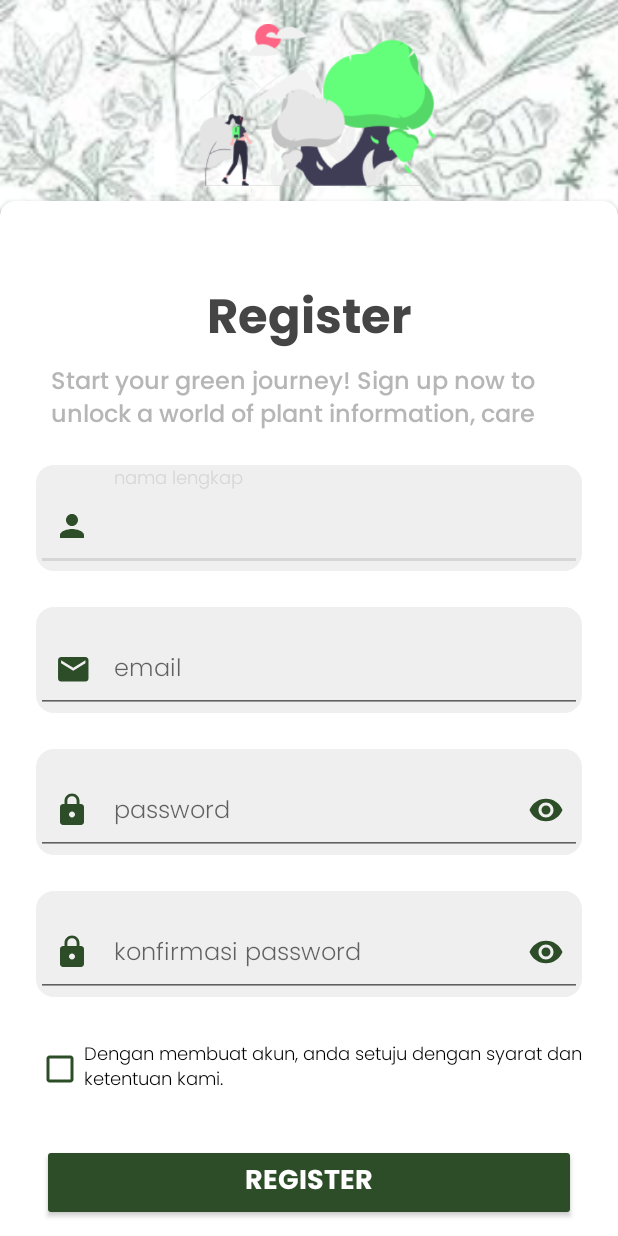
After one commit to plantherbs-id/mobile-app, an Android app: the layout activity_register.xml on its own in the app's theme, with its tools: preview values and no code run, on a phone screen of 412 x 824 dp. The commit adds this screen. Run offline under Robolectric (Android 15) with nearby library versions, the phone set to English and light mode, and no system bars.

Commit message:
update
update

```diff
--- a/app/src/main/java/com/plantherbs/app/HomeFragment.kt
+++ b/app/src/main/java/com/plantherbs/app/onboarding/home/HomeFragment.kt
@@ -1,4 +1,4 @@
-package com.plantherbs.app
+package com.plantherbs.app.onboarding.home
 
 import android.os.Bundle
 import android.view.LayoutInflater
--- /dev/null
+++ b/app/src/main/res/drawable/bg_input_editor.xml
@@ -0,0 +1,5 @@
+<?xml version="1.0" encoding="utf-8"?>
+<shape xmlns:android="http://schemas.android.com/apk/res/android">
+    <solid android:color="@color/neutral_50" />
+    <corners android:radius="12dp" />
+</shape>
--- /dev/null
+++ b/app/src/main/res/drawable/email_icon.xml
@@ -0,0 +1,10 @@
+<vector
+    android:height="23dp"
+    android:viewportHeight="23"
+    android:viewportWidth="23"
+    android:width="23dp"
+    xmlns:android="http://schemas.android.com/apk/res/android">
+    <path
+        android:fillColor="#2C4D28"
+        android:pathData="M20,4L4,4c-1.1,0 -1.99,0.9 -1.99,2L2,18c0,1.1 0.9,2 2,2h16c1.1,0 2,-0.9 2,-2L22,6c0,-1.1 -0.9,-2 -2,-2zM20,8l-8,5 -8,-5L4,6l8,5 8,-5v2z"/>
+</vector>
--- /dev/null
+++ b/app/src/main/res/drawable/lock_icon.xml
@@ -0,0 +1,10 @@
+<vector
+    android:height="24dp"
+    android:viewportHeight="24"
+    android:viewportWidth="24"
+    android:width="24dp"
+    xmlns:android="http://schemas.android.com/apk/res/android">
+    <path
+        android:fillColor="#2C4D28"
+        android:pathData="M18,8h-1L17,6c0,-2.76 -2.24,-5 -5,-5S7,3.24 7,6v2L6,8c-1.1,0 -2,0.9 -2,2v10c0,1.1 0.9,2 2,2h12c1.1,0 2,-0.9 2,-2L20,10c0,-1.1 -0.9,-2 -2,-2zM12,17c-1.1,0 -2,-0.9 -2,-2s0.9,-2 2,-2 2,0.9 2,2 -0.9,2 -2,2zM15.1,8L8.9,8L8.9,6c0,-1.71 1.39,-3.1 3.1,-3.1 1.71,0 3.1,1.39 3.1,3.1v2z"/>
+</vector>
--- /dev/null
+++ b/app/src/main/res/drawable/person_icon_300.xml
@@ -0,0 +1,5 @@
+<vector android:height="24dp" android:tint="#2C4D28"
+    android:viewportHeight="24" android:viewportWidth="24"
+    android:width="24dp" xmlns:android="http://schemas.android.com/apk/res/android">
+    <path android:fillColor="@android:color/white" android:pathData="M12,12c2.21,0 4,-1.79 4,-4s-1.79,-4 -4,-4 -4,1.79 -4,4 1.79,4 4,4zM12,14c-2.67,0 -8,1.34 -8,4v2h16v-2c0,-2.66 -5.33,-4 -8,-4z"/>
+</vector>
--- /dev/null
+++ b/app/src/main/res/font/poppins_light.xml
@@ -0,0 +1,7 @@
+<?xml version="1.0" encoding="utf-8"?>
+<font-family xmlns:app="http://schemas.android.com/apk/res-auto"
+    app:fontProviderAuthority="com.google.android.gms.fonts"
+    app:fontProviderPackage="com.google.android.gms"
+    app:fontProviderQuery="name=Poppins&amp;weight=300"
+    app:fontProviderCerts="@array/com_google_android_gms_fonts_certs">
+</font-family>
--- /dev/null
+++ b/app/src/main/res/font/poppins_medium.xml
@@ -0,0 +1,7 @@
+<?xml version="1.0" encoding="utf-8"?>
+<font-family xmlns:app="http://schemas.android.com/apk/res-auto"
+    app:fontProviderAuthority="com.google.android.gms.fonts"
+    app:fontProviderPackage="com.google.android.gms"
+    app:fontProviderQuery="name=Poppins&amp;weight=500"
+    app:fontProviderCerts="@array/com_google_android_gms_fonts_certs">
+</font-family>
--- /dev/null
+++ b/app/src/main/res/layout/acitvity_scanner.xml
@@ -0,0 +1,6 @@
+<?xml version="1.0" encoding="utf-8"?>
+<androidx.constraintlayout.widget.ConstraintLayout xmlns:android="http://schemas.android.com/apk/res/android"
+    android:layout_width="match_parent"
+    android:layout_height="match_parent">
+
+</androidx.constraintlayout.widget.ConstraintLayout>
--- a/app/src/main/res/layout/activity_main.xml
+++ b/app/src/main/res/layout/activity_main.xml
@@ -17,5 +17,5 @@
         app:layout_constraintHorizontal_bias="0.5"
         app:layout_constraintStart_toStartOf="parent"
         app:layout_constraintTop_toTopOf="parent"
-        app:navGraph="@navigation/my_nav" />
+        app:navGraph="@navigation/mobile_navigation" />
 </androidx.constraintlayout.widget.ConstraintLayout>
--- /dev/null
+++ b/app/src/main/res/layout/activity_register.xml
@@ -0,0 +1,274 @@
+<?xml version="1.0" encoding="utf-8"?>
+<androidx.core.widget.NestedScrollView xmlns:android="http://schemas.android.com/apk/res/android"
+    xmlns:app="http://schemas.android.com/apk/res-auto"
+    xmlns:tools="http://schemas.android.com/tools"
+    android:layout_width="match_parent"
+    android:layout_height="match_parent">
+
+    <androidx.constraintlayout.widget.ConstraintLayout
+        android:layout_width="match_parent"
+        android:layout_height="match_parent"
+        tools:context=".ui.RegisterActivity">
+
+        <ImageView
+            android:id="@+id/img_backgorund2"
+            android:layout_width="0dp"
+            android:layout_height="250dp"
+            android:scaleType="centerCrop"
+            app:layout_constraintEnd_toEndOf="parent"
+            app:layout_constraintStart_toStartOf="parent"
+            app:layout_constraintTop_toTopOf="parent"
+            app:srcCompat="@drawable/main_pattern_background" />
+
+        <ImageView
+            android:id="@+id/img_logo_long2"
+            android:layout_width="342dp"
+            android:layout_height="108dp"
+            android:layout_marginStart="40dp"
+            android:layout_marginTop="16dp"
+            android:scaleType="fitCenter"
+            app:layout_constraintStart_toStartOf="parent"
+            app:layout_constraintTop_toTopOf="parent"
+            app:srcCompat="@drawable/ic_register" />
+
+        <androidx.cardview.widget.CardView
+            android:id="@+id/cardViewRegister"
+            android:layout_width="0dp"
+            android:layout_height="wrap_content"
+            android:layout_marginTop="134dp"
+            app:cardCornerRadius="10dp"
+            app:layout_constraintBottom_toBottomOf="parent"
+            app:layout_constraintEnd_toEndOf="parent"
+            app:layout_constraintStart_toStartOf="parent"
+            app:layout_constraintTop_toTopOf="parent"
+            app:layout_constraintVertical_bias="1.0">
+
+            <androidx.constraintlayout.widget.ConstraintLayout
+                android:layout_width="match_parent"
+                android:layout_height="match_parent">
+
+                <TextView
+                    android:id="@+id/txtRegisterPage"
+                    android:layout_width="wrap_content"
+                    android:layout_height="wrap_content"
+                    android:layout_marginTop="52dp"
+                    android:fontFamily="@font/poppins_bold"
+                    android:letterSpacing="0"
+                    android:text="Register"
+                    android:textColor="@color/neutral_700"
+                    android:textSize="32sp"
+                    app:layout_constraintEnd_toEndOf="parent"
+                    app:layout_constraintStart_toStartOf="parent"
+                    app:layout_constraintTop_toTopOf="parent" />
+
+                <TextView
+                    android:id="@+id/txtRegisterPage2"
+                    android:layout_width="344dp"
+                    android:layout_height="44dp"
+                    android:fontFamily="@font/poppins_medium"
+                    android:letterSpacing="0"
+                    android:text="Start your green journey! Sign up now to unlock a world of plant information, care insights, and gardening tips"
+                    android:textColor="@color/neutral_200"
+                    android:textSize="16sp"
+                    app:layout_constraintEnd_toEndOf="parent"
+                    app:layout_constraintStart_toStartOf="parent"
+                    app:layout_constraintTop_toBottomOf="@+id/txtRegisterPage" />
+
+                <com.google.android.material.textfield.TextInputLayout
+                    android:id="@+id/txt_nama_lengkap"
+                    style="@style/TextInputLayoutStyle"
+                    android:layout_width="match_parent"
+                    android:layout_height="wrap_content"
+                    android:layout_marginStart="24dp"
+                    android:layout_marginTop="24dp"
+                    android:layout_marginEnd="24dp"
+                    android:background="@drawable/bg_input_editor"
+                    android:hint="nama lengkap"
+                    app:endIconMode="custom"
+                    app:hintAnimationEnabled="true"
+                    app:hintEnabled="true"
+                    app:layout_constraintEnd_toEndOf="parent"
+                    app:layout_constraintStart_toStartOf="parent"
+                    app:layout_constraintTop_toBottomOf="@+id/txtRegisterPage2"
+                    app:startIconDrawable="@drawable/person_icon_300"
+                    app:startIconTint="@color/main_300">
+
+                    <com.google.android.material.textfield.TextInputEditText
+                        android:id="@+id/input_nama_lengkap"
+                        android:layout_width="match_parent"
+                        android:layout_height="60dp"
+                        android:fontFamily="@font/poppins_light"
+                        android:inputType="textPersonName"
+                        android:letterSpacing="0"
+                        android:textColor="@color/main_300"
+                        android:textSize="16sp" />
+                </com.google.android.material.textfield.TextInputLayout>
+
+                <com.google.android.material.textfield.TextInputLayout
+                    android:id="@+id/txt_email"
+                    style="@style/TextInputLayoutStyle"
+                    android:layout_width="match_parent"
+                    android:layout_height="wrap_content"
+                    android:layout_marginStart="24dp"
+                    android:layout_marginTop="24dp"
+                    android:layout_marginEnd="24dp"
+                    android:background="@drawable/bg_input_editor"
+                    android:hint="email"
+                    app:endIconMode="custom"
+                    app:hintAnimationEnabled="true"
+                    app:hintEnabled="true"
+                    app:layout_constraintEnd_toEndOf="parent"
+                    app:layout_constraintStart_toStartOf="parent"
+                    app:layout_constraintTop_toBottomOf="@+id/txt_nama_lengkap"
+                    app:startIconDrawable="@drawable/email_icon"
+                    app:startIconTint="@color/main_300">
+
+                    <com.google.android.material.textfield.TextInputEditText
+                        android:id="@+id/input_email"
+                        android:layout_width="match_parent"
+                        android:layout_height="60dp"
+                        android:fontFamily="@font/poppins_light"
+                        android:letterSpacing="0"
+                        android:textColor="@color/main_300"
+                        android:textSize="16sp" />
+                </com.google.android.material.textfield.TextInputLayout>
+
+                <com.google.android.material.textfield.TextInputLayout
+                    android:id="@+id/txt_password"
+                    style="@style/TextInputLayoutStyle"
+                    android:layout_width="match_parent"
+                    android:layout_height="wrap_content"
+                    android:layout_marginStart="24dp"
+                    android:layout_marginTop="24dp"
+                    android:layout_marginEnd="24dp"
+                    android:background="@drawable/bg_input_editor"
+                    android:hint="password"
+                    app:endIconMode="password_toggle"
+                    app:endIconTint="@color/main_300"
+                    app:hintAnimationEnabled="true"
+                    app:hintEnabled="true"
+                    app:layout_constraintEnd_toEndOf="parent"
+                    app:layout_constraintStart_toStartOf="parent"
+                    app:layout_constraintTop_toBottomOf="@+id/txt_email"
+                    app:startIconDrawable="@drawable/lock_icon"
+                    app:startIconTint="@color/main_300">
+
+                    <com.google.android.material.textfield.TextInputEditText
+                        android:id="@+id/input_password"
+                        android:layout_width="match_parent"
+                        android:layout_height="60dp"
+                        android:fontFamily="@font/poppins_light"
+                        android:inputType="textPassword"
+                        android:letterSpacing="0"
+                        android:textColor="@color/main_300"
+                        android:textSize="16sp" />
+                </com.google.android.material.textfield.TextInputLayout>
+
+                <com.google.android.material.textfield.TextInputLayout
+                    android:id="@+id/txt_konfirmasi_password"
+                    style="@style/TextInputLayoutStyle"
+                    android:layout_width="match_parent"
+                    android:layout_height="wrap_content"
+                    android:layout_marginStart="24dp"
+                    android:layout_marginTop="24dp"
+                    android:layout_marginEnd="24dp"
+                    android:background="@drawable/bg_input_editor"
+                    android:hint="konfirmasi password"
+                    app:endIconMode="password_toggle"
+                    app:endIconTint="@color/main_300"
+                    app:hintAnimationEnabled="true"
+                    app:hintEnabled="true"
+                    app:layout_constraintEnd_toEndOf="parent"
+                    app:layout_constraintStart_toStartOf="parent"
+                    app:layout_constraintTop_toBottomOf="@+id/txt_password"
+                    app:startIconDrawable="@drawable/lock_icon"
+                    app:startIconTint="@color/main_300">
+
+                    <com.google.android.material.textfield.TextInputEditText
+                        android:id="@+id/input_konfirmasi_password"
+                        android:layout_width="match_parent"
+                        android:layout_height="60dp"
+                        android:fontFamily="@font/poppins_light"
+                        android:inputType="textPassword"
+                        android:letterSpacing="0"
+                        android:textColor="@color/main_300"
+                        android:textSize="16sp" />
+                </com.google.android.material.textfield.TextInputLayout>
+
+                <CheckBox
+                    android:id="@+id/checkBox"
+                    android:layout_width="0dp"
+                    android:layout_height="wrap_content"
+                    android:layout_marginStart="24dp"
+                    android:layout_marginTop="24dp"
+                    android:layout_marginEnd="24dp"
+                    android:buttonTint="@color/main_300"
+                    android:checked="false"
+                    android:fontFamily="@font/poppins_light"
+                    android:minHeight="48dp"
+                    android:text="Dengan membuat akun, anda setuju dengan syarat dan ketentuan kami."
+                    android:textSize="12sp"
+                    app:layout_constraintEnd_toEndOf="parent"
+                    app:layout_constraintStart_toStartOf="parent"
+                    app:layout_constraintTop_toBottomOf="@+id/txt_konfirmasi_password" />
+
+                <Button
+                    android:id="@+id/btn_register"
+                    android:layout_width="0dp"
+                    android:layout_height="wrap_content"
+                    android:layout_marginStart="28dp"
+                    android:layout_marginTop="26dp"
+                    android:layout_marginEnd="28dp"
+                    android:backgroundTint="@color/main_300"
+                    android:fontFamily="@font/poppins_bold"
+                    android:letterSpacing="0"
+                    android:paddingTop="10dp"
+                    android:paddingBottom="10dp"
+                    android:text="Register"
+                    android:textColor="@color/neutral_white"
+                    android:textSize="18sp"
+                    app:cornerRadius="8dp"
+                    app:layout_constraintEnd_toEndOf="parent"
+                    app:layout_constraintStart_toStartOf="parent"
+                    app:layout_constraintTop_toBottomOf="@+id/checkBox" />
+
+                <LinearLayout
+                    android:layout_width="match_parent"
+                    android:layout_height="wrap_content"
+                    android:layout_marginTop="24dp"
+                    android:layout_marginBottom="74dp"
+                    android:gravity="center_horizontal"
+                    android:orientation="horizontal"
+                    app:layout_constraintBottom_toBottomOf="parent"
+                    app:layout_constraintEnd_toEndOf="parent"
+                    app:layout_constraintStart_toStartOf="parent"
+                    app:layout_constraintTop_toBottomOf="@+id/btn_register">
+
+                    <TextView
+                        android:id="@+id/tv_sudahpunyaakun"
+                        android:layout_width="wrap_content"
+                        android:layout_height="wrap_content"
+                        android:fontFamily="@font/poppins_light"
+                        android:gravity="center"
+                        android:letterSpacing="0"
+                        android:text="Sudah punya akun?"
+                        android:textColor="@color/neutral_300"
+                        android:textSize="16sp" />
+
+                    <TextView
+                        android:id="@+id/tv_tologin"
+                        android:layout_width="wrap_content"
+                        android:layout_height="wrap_content"
+                        android:layout_marginStart="8dp"
+                        android:fontFamily="@font/poppins_bold"
+                        android:letterSpacing="0"
+                        android:text="Login"
+                        android:textColor="@color/main_300"
+                        android:textSize="16sp" />
+                </LinearLayout>
+
+            </androidx.constraintlayout.widget.ConstraintLayout>
+        </androidx.cardview.widget.CardView>
+
+    </androidx.constraintlayout.widget.ConstraintLayout>
+</androidx.core.widget.NestedScrollView>
--- a/app/src/main/res/layout/fragment_home.xml
+++ b/app/src/main/res/layout/fragment_home.xml
@@ -4,7 +4,7 @@
     xmlns:tools="http://schemas.android.com/tools"
     android:layout_width="match_parent"
     android:layout_height="match_parent"
-    tools:context="com.plantherbs.app.HomeFragment">
+    tools:context="com.plantherbs.app.onboarding.home.HomeFragment">
 
 
     <TextView
--- a/app/src/main/res/navigation/my_nav.xml
+++ b/app/src/main/res/navigation/mobile_navigation.xml
@@ -33,7 +33,7 @@
     </fragment>
     <fragment
         android:id="@+id/homeFragment"
-        android:name="com.plantherbs.app.HomeFragment"
+        android:name="com.plantherbs.app.onboarding.home.HomeFragment"
         android:label="fragment_home"
         tools:layout="@layout/fragment_home" />
 </navigation>
--- a/app/src/main/res/values/styles.xml
+++ b/app/src/main/res/values/styles.xml
@@ -7,4 +7,6 @@
         <item name="colorAccent">@color/colorAccent</item>
     </style>
 
+    <style name="TextInputLayoutStyle"></style>
+
 </resources>
```
Also changed, not shown: app/src/main/res/layout/activity_login.xml (added, +211 -0 lines), app/src/main/res/values/colors.xml (+47 -5 lines), app/src/main/res/drawable/ic_login.png (added), app/src/main/res/drawable/ic_register.png (added), app/src/main/res/drawable/main_pattern_background.jpeg (added).
